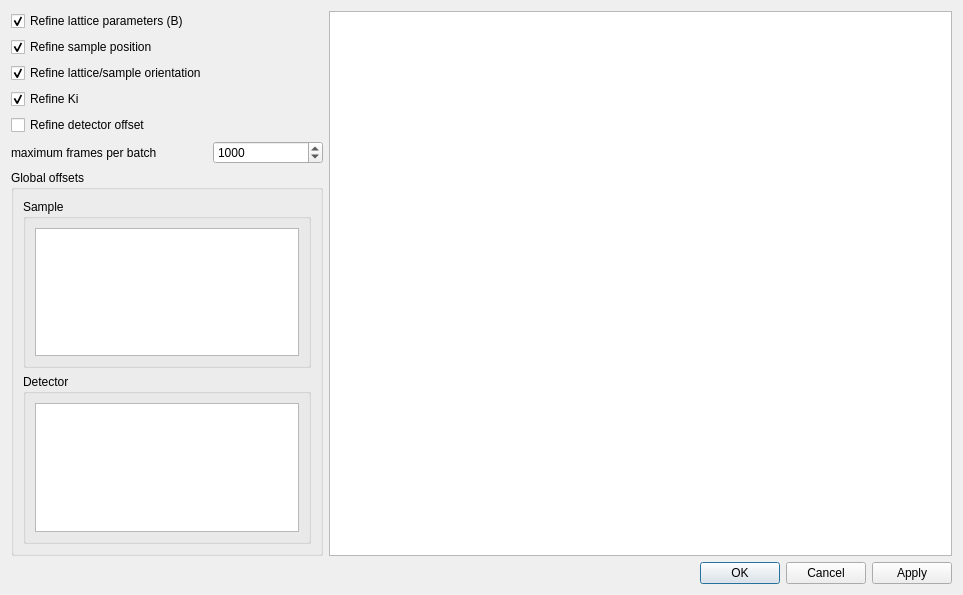
First picture: the form in apps/nsxqt/ui/DialogRefiner.ui, repository k61n/openhkl, before the edit.
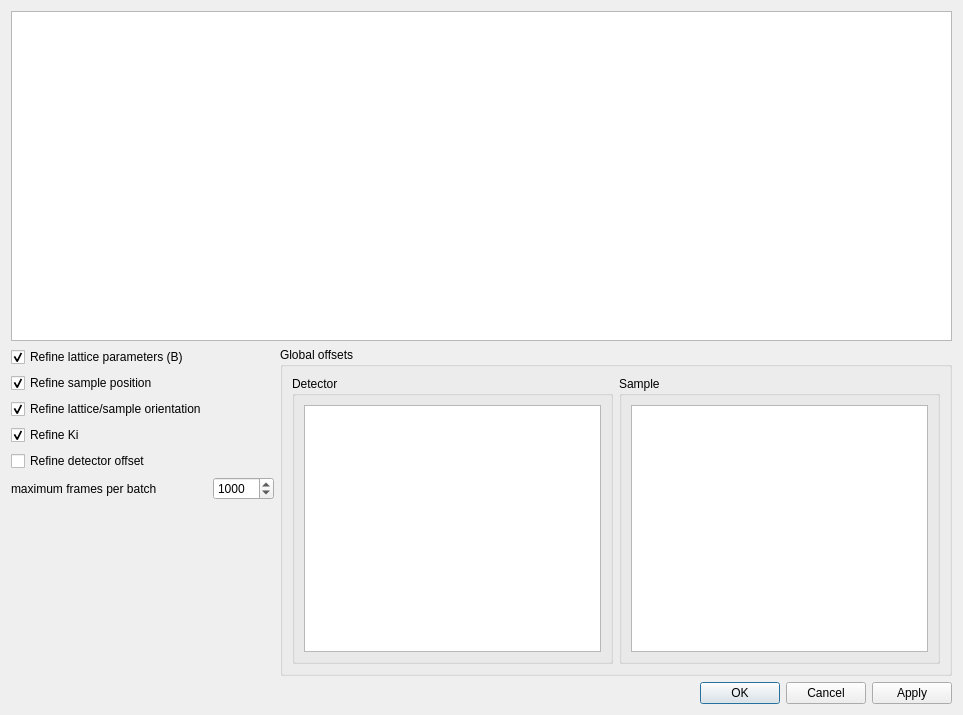
Second picture: the form after the edit. Custom widgets are drawn as their Qt base class.

Commit message: The refinining dialog update al the peaks not only the predicted ones

Diff of the .ui file:
```diff
--- a/apps/nsxqt/ui/DialogRefiner.ui
+++ b/apps/nsxqt/ui/DialogRefiner.ui
@@ -7,7 +7,7 @@
     <x>0</x>
     <y>0</y>
     <width>963</width>
-    <height>595</height>
+    <height>715</height>
    </rect>
   </property>
   <property name="windowTitle">
@@ -16,13 +16,17 @@
   <property name="styleSheet">
    <string notr="true"/>
   </property>
-  <layout class="QVBoxLayout" name="verticalLayout_4">
+  <layout class="QVBoxLayout" name="verticalLayout" stretch="1,1,0">
    <item>
-    <layout class="QHBoxLayout" name="horizontalLayout" stretch="1,2">
+    <widget class="PeakTableView" name="peaks"/>
+   </item>
      <item>
-      <layout class="QVBoxLayout" name="verticalLayout">
+    <layout class="QHBoxLayout" name="horizontalLayout_2">
        <item>
         <layout class="QFormLayout" name="formLayout">
+       <property name="fieldGrowthPolicy">
+        <enum>QFormLayout::AllNonFixedFieldsGrow</enum>
+       </property>
          <item row="0" column="0">
           <widget class="QCheckBox" name="checkBoxRefineLattice">
            <property name="text">
@@ -97,19 +101,7 @@
          <property name="title">
           <string>Global offsets</string>
          </property>
-         <layout class="QVBoxLayout" name="verticalLayout_5">
-          <item>
-           <widget class="QGroupBox" name="groupBox_3">
-            <property name="title">
-             <string>Sample</string>
-            </property>
-            <layout class="QVBoxLayout" name="verticalLayout_2">
-             <item>
-              <widget class="QTableWidget" name="sample_offsets"/>
-             </item>
-            </layout>
-           </widget>
-          </item>
+       <layout class="QHBoxLayout" name="horizontalLayout">
           <item>
            <widget class="QGroupBox" name="groupBox_2">
             <property name="title">
@@ -122,13 +114,20 @@
             </layout>
            </widget>
           </item>
+        <item>
+         <widget class="QGroupBox" name="groupBox_3">
+          <property name="title">
+           <string>Sample</string>
+          </property>
+          <layout class="QVBoxLayout" name="verticalLayout_2">
+           <item>
+            <widget class="QTableWidget" name="sample_offsets"/>
+           </item>
          </layout>
         </widget>
        </item>
       </layout>
-     </item>
-     <item>
-      <widget class="PeakTableView" name="peaks"/>
+      </widget>
      </item>
     </layout>
    </item>
```
Left out of the diff: 34 changed lines with no effect on the pictures. Lines whose indentation alone changed are shown as unchanged. The commit also changes 7 other files.
